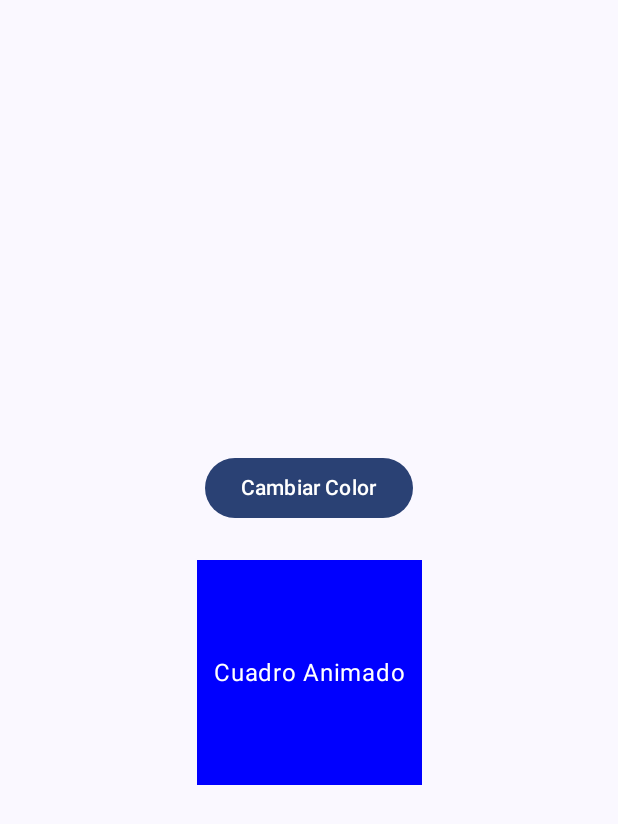
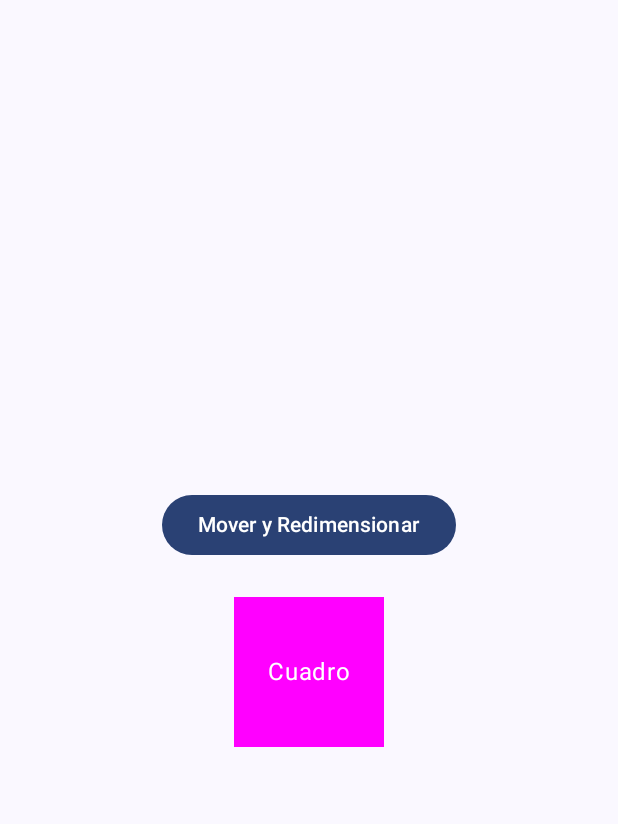
Before and after one commit to mauriciogallegos-create/Lab13_Animaciones, an Android app built with Jetpack Compose: the screen it shows after launch (MainActivity), on a phone screen of 412 x 824 dp. Shown: the top 824 px of the screen. Run offline under Robolectric (Android 15) with nearby library versions, the phone set to English and light mode, and no system bars.

Commit message:
feat: Implementar Ejercicio 3 - Animación de Tamaño y Posición con animateDpAsState

```diff
--- a/app/src/main/java/com/example/lab13_animaciones/MainActivity.kt
+++ b/app/src/main/java/com/example/lab13_animaciones/MainActivity.kt
@@ -4,7 +4,7 @@ import android.os.Bundle
 import androidx.activity.ComponentActivity
 import androidx.activity.compose.setContent
 import androidx.activity.enableEdgeToEdge
-import androidx.compose.animation.animateColorAsState
+import androidx.compose.animation.core.animateDpAsState
 import androidx.compose.animation.core.tween
 import androidx.compose.foundation.background
 import androidx.compose.foundation.layout.Arrangement
@@ -13,6 +13,7 @@ import androidx.compose.foundation.layout.Column
 import androidx.compose.foundation.layout.Spacer
 import androidx.compose.foundation.layout.fillMaxSize
 import androidx.compose.foundation.layout.height
+import androidx.compose.foundation.layout.offset
 import androidx.compose.foundation.layout.padding
 import androidx.compose.foundation.layout.size
 import androidx.compose.material3.Button
@@ -37,7 +38,7 @@ class MainActivity : ComponentActivity() {
         setContent {
             Lab13_AnimacionesTheme {
                 Scaffold(modifier = Modifier.fillMaxSize()) { innerPadding ->
-                    ColorAnimationScreen(
+                    SizeAndPositionAnimationScreen(
                         modifier = Modifier.padding(innerPadding)
                     )
                 }
@@ -47,13 +48,19 @@ class MainActivity : ComponentActivity() {
 }
 
 @Composable
-fun ColorAnimationScreen(modifier: Modifier = Modifier) {
-    var isBlue by remember { mutableStateOf(true) }
+fun SizeAndPositionAnimationScreen(modifier: Modifier = Modifier) {
+    var isExpanded by remember { mutableStateOf(false) }
 
-    val color by animateColorAsState(
-        targetValue = if (isBlue) Color.Blue else Color.Green,
+    val size by animateDpAsState(
+        targetValue = if (isExpanded) 200.dp else 100.dp,
         animationSpec = tween(durationMillis = 1000),
-        label = "ColorAnimation"
+        label = "SizeAnimation"
+    )
+
+    val offsetX by animateDpAsState(
+        targetValue = if (isExpanded) 100.dp else 0.dp,
+        animationSpec = tween(durationMillis = 1000),
+        label = "OffsetAnimation"
     )
 
     Column(
@@ -63,20 +70,21 @@ fun ColorAnimationScreen(modifier: Modifier = Modifier) {
         verticalArrangement = Arrangement.Center,
         horizontalAlignment = Alignment.CenterHorizontally
     ) {
-        Button(onClick = { isBlue = !isBlue }) {
-            Text(text = "Cambiar Color")
+        Button(onClick = { isExpanded = !isExpanded }) {
+            Text(text = "Mover y Redimensionar")
         }
 
         Spacer(modifier = Modifier.height(24.dp))
 
         Box(
             modifier = Modifier
-                .size(150.dp)
-                .background(color),
+                .offset(x = offsetX)
+                .size(size)
+                .background(Color.Magenta),
             contentAlignment = Alignment.Center
         ) {
             Text(
-                text = "Cuadro Animado",
+                text = "Cuadro",
                 color = Color.White
             )
         }
@@ -85,8 +93,8 @@ fun ColorAnimationScreen(modifier: Modifier = Modifier) {
 
 @Preview(showBackground = true)
 @Composable
-fun ColorAnimationScreenPreview() {
+fun SizeAndPositionAnimationScreenPreview() {
     Lab13_AnimacionesTheme {
-        ColorAnimationScreen()
+        SizeAndPositionAnimationScreen()
     }
 }
```
